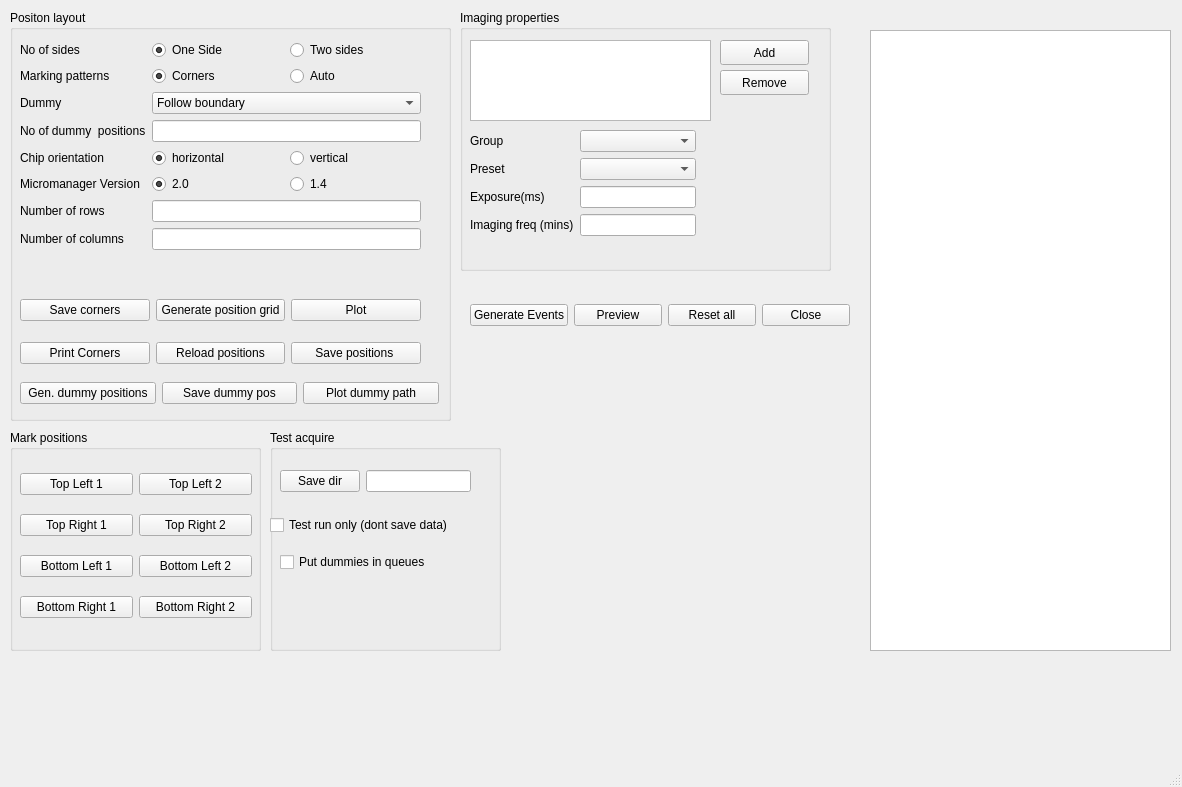
Old version of the form rtclient/ui/qt_ui_files/positions.ui in the repository karempudi/rtclient.
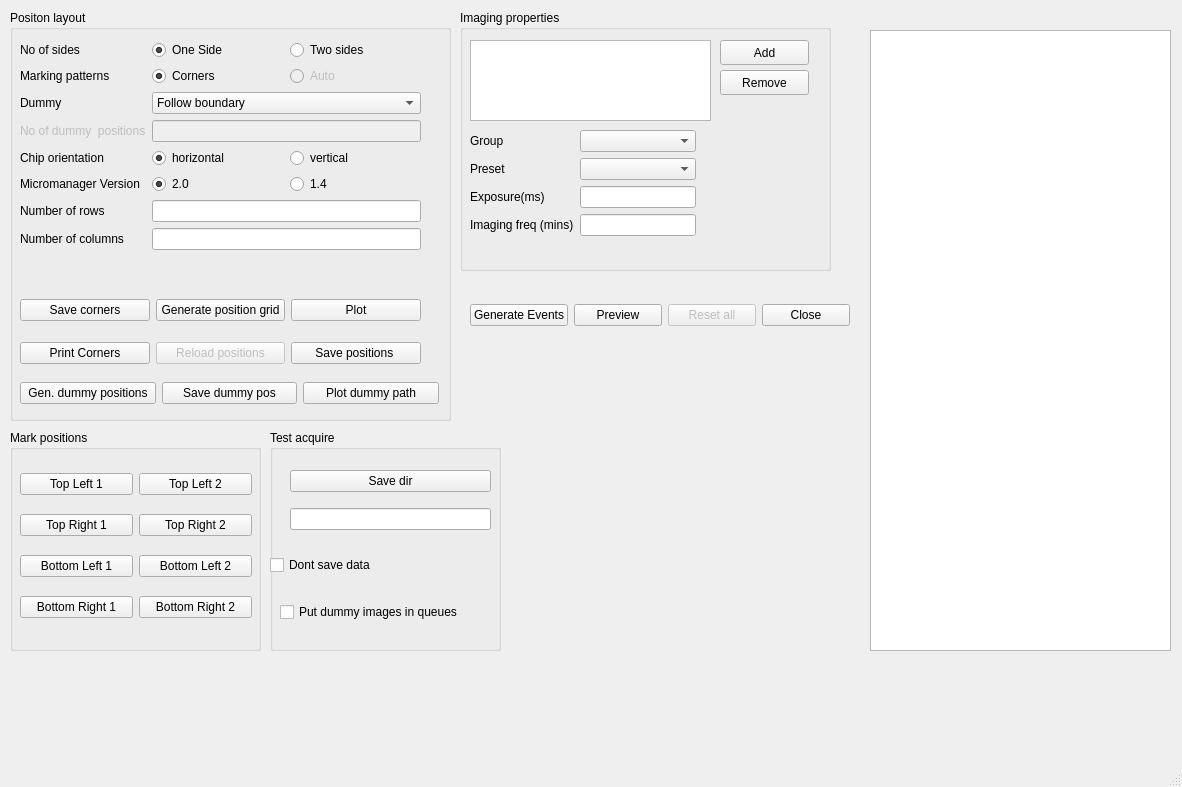
New version of the form.

Diff of the .ui file:
```diff
--- a/rtclient/ui/qt_ui_files/positions.ui
+++ b/rtclient/ui/qt_ui_files/positions.ui
@@ -103,13 +103,20 @@
       </item>
       <item row="3" column="0">
        <widget class="QLabel" name="num_dummy_positions_label">
+        <property name="enabled">
+         <bool>false</bool>
+        </property>
         <property name="text">
          <string>No of dummy  positions</string>
         </property>
        </widget>
       </item>
       <item row="3" column="1">
-       <widget class="QLineEdit" name="num_dummy_positions"/>
+       <widget class="QLineEdit" name="num_dummy_positions">
+        <property name="enabled">
+         <bool>false</bool>
+        </property>
+       </widget>
       </item>
       <item row="4" column="0">
        <widget class="QLabel" name="chip_orientation_label">
@@ -219,6 +226,9 @@
         </item>
         <item>
          <widget class="QRadioButton" name="auto_marking_button">
+          <property name="enabled">
+           <bool>false</bool>
+          </property>
           <property name="text">
            <string>Auto</string>
           </property>
@@ -283,6 +293,9 @@
       </item>
       <item>
        <widget class="QPushButton" name="reload_positions_button">
+        <property name="enabled">
+         <bool>false</bool>
+        </property>
         <property name="text">
          <string>Reload positions</string>
         </property>
@@ -444,42 +457,20 @@
     <property name="title">
      <string>Test acquire</string>
     </property>
-    <widget class="QWidget" name="formLayoutWidget_3">
-     <property name="geometry">
-      <rect>
-       <x>10</x>
-       <y>40</y>
-       <width>191</width>
-       <height>31</height>
-      </rect>
-     </property>
-     <layout class="QFormLayout" name="formLayout_3">
-      <item row="0" column="0">
-       <widget class="QPushButton" name="save_dir_button">
-        <property name="text">
-         <string>Save dir</string>
-        </property>
-       </widget>
-      </item>
-      <item row="0" column="1">
-       <widget class="QLineEdit" name="save_dir_path_display"/>
-      </item>
-     </layout>
-    </widget>
     <widget class="QWidget" name="horizontalLayoutWidget_2">
      <property name="geometry">
       <rect>
        <x>0</x>
-       <y>80</y>
+       <y>120</y>
        <width>228</width>
        <height>31</height>
       </rect>
      </property>
      <layout class="QHBoxLayout" name="horizontalLayout">
       <item>
-       <widget class="QCheckBox" name="only_run_check">
+       <widget class="QCheckBox" name="dont_save_data">
         <property name="text">
-         <string>Test run only (dont save data)</string>
+         <string>Dont save data</string>
         </property>
        </widget>
       </item>
@@ -489,8 +480,8 @@
      <property name="geometry">
       <rect>
        <x>10</x>
-       <y>120</y>
-       <width>211</width>
+       <y>170</y>
+       <width>240</width>
        <height>25</height>
       </rect>
      </property>
@@ -498,7 +489,39 @@
       <item>
        <widget class="QCheckBox" name="simulated_acquisition_check">
         <property name="text">
-         <string>Put dummies in queues</string>
+         <string>Put dummy images in queues</string>
+        </property>
+       </widget>
+      </item>
+     </layout>
+    </widget>
+    <widget class="QWidget" name="verticalLayoutWidget_2">
+     <property name="geometry">
+      <rect>
+       <x>20</x>
+       <y>30</y>
+       <width>201</width>
+       <height>80</height>
+      </rect>
+     </property>
+     <layout class="QVBoxLayout" name="verticalLayout">
+      <item>
+       <widget class="QPushButton" name="save_dir_button">
+        <property name="sizePolicy">
+         <sizepolicy hsizetype="Minimum" vsizetype="Fixed">
+          <horstretch>0</horstretch>
+          <verstretch>0</verstretch>
+         </sizepolicy>
+        </property>
+        <property name="text">
+         <string>Save dir</string>
+        </property>
+       </widget>
+      </item>
+      <item>
+       <widget class="QLineEdit" name="save_dir_path_display">
+        <property name="readOnly">
+         <bool>true</bool>
         </property>
        </widget>
       </item>
@@ -612,6 +635,9 @@
      </item>
      <item>
       <widget class="QPushButton" name="reset_button">
+       <property name="enabled">
+        <bool>false</bool>
+       </property>
        <property name="text">
         <string>Reset all</string>
        </property>
```
Left out of the diff: 4 changed lines with no effect on the pictures.
